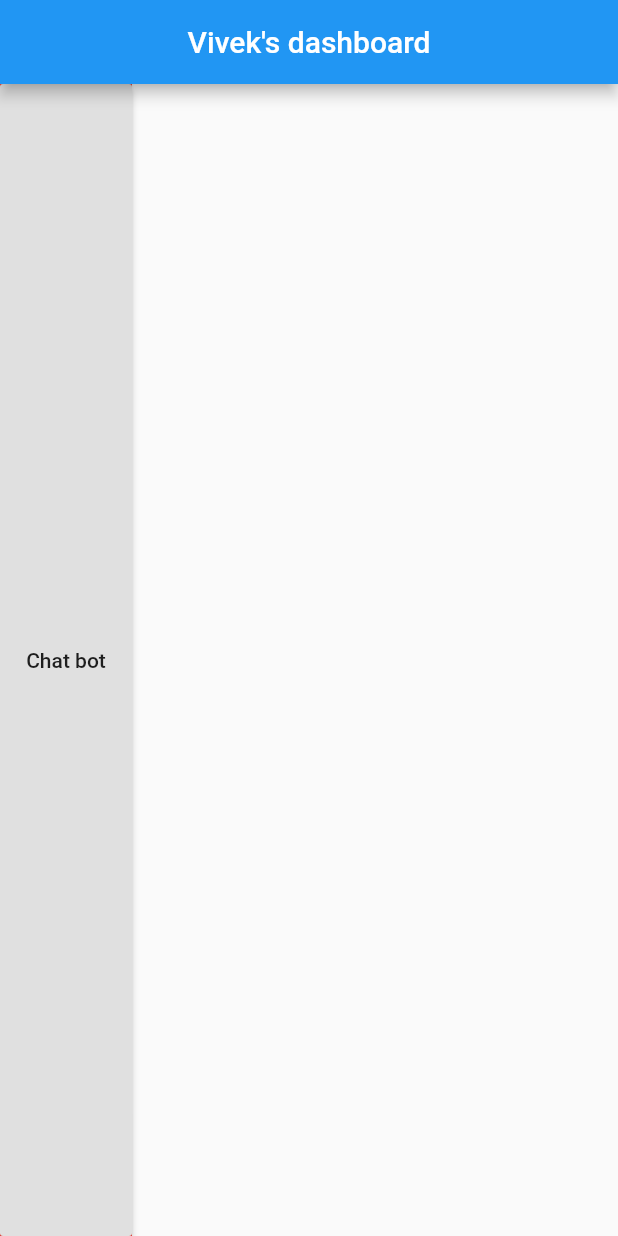
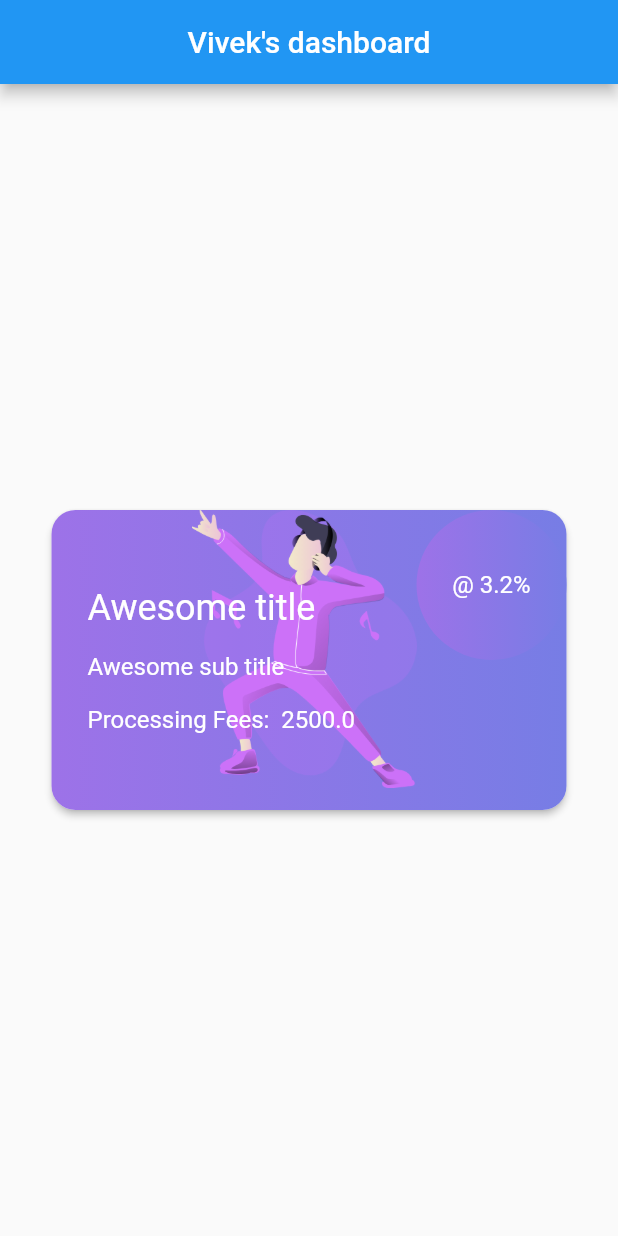
Before and after one commit to viveky259259/emi_engagement, a Flutter app: the screen it shows after launch, on a phone screen of 412 x 824 dp. Run offline on Flutter 3.47's test engine with Material 2 defaults, Android fonts, the phone set to English and light mode, and no system bars; our stand-ins replace cloud_firestore, connectivity, firebase_auth, shared_preferences; missing offline and left inert: gradient_text; accounts and stored records are empty.

Commit message:
recommendation ui

```diff
--- a/lib/constants/textstyles.constants.dart
+++ b/lib/constants/textstyles.constants.dart
@@ -1,11 +1,16 @@
 import 'package:flutter/material.dart';
 
-class TextStyleConstants{
-    static TextStyle primaryMessageCard= TextStyle(
-      color: Colors.white,
-      fontSize: 18
-    );
-    static TextStyle secondaryMessageCard= TextStyle(
-        color: Colors.white,
-    );
+class TextStyleConstants {
+  static TextStyle primaryMessageCard =
+      TextStyle(color: Colors.white, fontSize: 18);
+  static TextStyle secondaryMessageCard = TextStyle(
+    color: Colors.white,
+  );
+
+  static TextStyle primaryRecommendationCard =
+      TextStyle(color: Colors.white, fontSize: 24);
+  static TextStyle secondaryRecommendationCard =
+      TextStyle(color: Colors.white, fontSize: 16);
+  static TextStyle secondaryRecommendationIntrestCard =
+      TextStyle(color: Colors.white, fontSize: 16);
 }
--- a/lib/dashboard/dashboard.ui.dart
+++ b/lib/dashboard/dashboard.ui.dart
@@ -1,4 +1,6 @@
 import 'package:emi_engagement/chat_bot/chat.bot.ui.dart';
+import 'package:emi_engagement/recommendation/recommendation.model.dart';
+import 'package:emi_engagement/recommendation/widgets/recommendation_item.widget.dart';
 import 'package:flutter/material.dart';
 
 class DashboardUi extends StatefulWidget {
@@ -9,11 +11,23 @@ class DashboardUi extends StatefulWidget {
 class _DashboardUiState extends State<DashboardUi>
     with SingleTickerProviderStateMixin {
   AnimationController _controller;
-Stepper a;
+  Stepper a;
+  RecommendationModel recommendationModel;
+
   @override
   void initState() {
     _controller = AnimationController(vsync: this);
     super.initState();
+    recommendationModel = RecommendationModel(
+        "1",
+        "Awesome title",
+        "Awesome sub title",
+        "Awesome description desc Awesome description desc Awesome description desc Awesome description desc Awesome description desc Awesome description desc Awesome description desc Awesome description desc Awesome description desc",
+        ["assets/illustration.png", "assets/illustration.png"],
+        2500.0,
+        3.2,
+        "Ghar ka paper"
+    );
   }
 
   @override
@@ -31,16 +45,8 @@ Stepper a;
         centerTitle: true,
         title: Text("Vivek's dashboard"),
       ),
-      body: Container(
-        height: MediaQuery.of(context).size.height,
-        color: Colors.red,
-        child: RaisedButton(
-          onPressed: () {
-            Navigator.of(context)
-                .push(MaterialPageRoute(builder: (context) => ChatBotUi()));
-          },
-          child: Text("Chat bot"),
-        ),
+      body:Center(
+        child: RecommendationItemWidget(this.recommendationModel),
       ),
     );
   }
--- /dev/null
+++ b/lib/recommendation/widgets/recommendation_item.widget.dart
@@ -0,0 +1,97 @@
+import 'package:emi_engagement/constants/colors.constants.dart';
+import 'package:emi_engagement/constants/textstyles.constants.dart';
+import 'package:emi_engagement/recommendation/recommendation.model.dart';
+import 'package:flutter/material.dart';
+
+class RecommendationItemWidget extends StatelessWidget {
+  final RecommendationModel model;
+
+  RecommendationItemWidget(this.model);
+
+  @override
+  Widget build(BuildContext context) {
+    return Card(
+      elevation: 2,
+      shape: RoundedRectangleBorder(
+        borderRadius: BorderRadius.all(Radius.circular(16)),
+      ),
+      child: Container(
+        height: 200,
+        width: MediaQuery.of(context).size.width -
+            MediaQuery.of(context).size.width / 6,
+        decoration: BoxDecoration(
+            borderRadius: BorderRadius.all(Radius.circular(16)),
+            gradient: LinearGradient(colors: [
+              ColorConstants.messageCardGradient1,
+              ColorConstants.messageCardGradient2
+            ])),
+        child: Stack(
+          children: <Widget>[
+            Positioned(
+              right: -50,
+              child: Container(
+                width: 150,
+                height: 200,
+                alignment: Alignment.topRight,
+                child: Transform(
+                  transform: Matrix4.rotationY(3.14),
+                  child: Image.asset(
+                    model.images[0],
+                    fit: BoxFit.fill,
+                  ),
+                ),
+              ),
+            ),
+            Container(
+              padding: EdgeInsets.symmetric(horizontal: 24),
+              child: Column(
+                mainAxisAlignment: MainAxisAlignment.center,
+                crossAxisAlignment: CrossAxisAlignment.start,
+                children: <Widget>[
+                  Text(
+                    "${model.title}",
+                    style: TextStyleConstants.primaryRecommendationCard,
+                  ),
+                  SizedBox(
+                    height: 16,
+                  ),
+                  Text(
+                    "${model.subTitle}",
+                    style: TextStyleConstants.secondaryRecommendationCard,
+                  ),
+                  SizedBox(
+                    height: 16,
+                  ),
+                  Text(
+                    "Processing Fees:  ${model.processingFees}",
+                    style: TextStyleConstants.secondaryRecommendationCard,
+                  )
+                ],
+              ),
+            ),
+            Positioned(
+//                top: 16,
+                right: 0,
+                child: Container(
+                  height: 100,
+                  width: 100,
+                  decoration: BoxDecoration(
+                      borderRadius: BorderRadius.all(Radius.circular(50)),
+                      gradient: LinearGradient(colors: [
+                        ColorConstants.messageCardGradient1,
+                        ColorConstants.messageCardGradient2
+                      ])),
+                  padding: EdgeInsets.all(16),
+                  child: Center(
+                      child: Text(
+                    "@ ${model.intrestRate.toString()}%",
+                    style:
+                        TextStyleConstants.secondaryRecommendationIntrestCard,
+                  )),
+                ))
+          ],
+        ),
+      ),
+    );
+  }
+}
```
